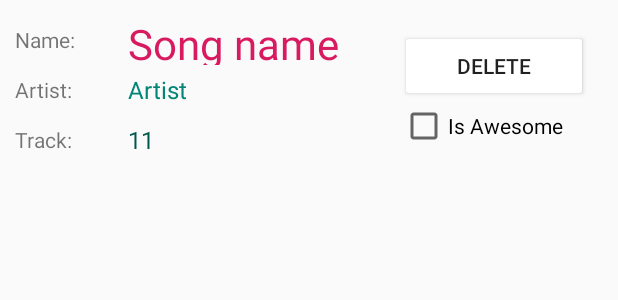
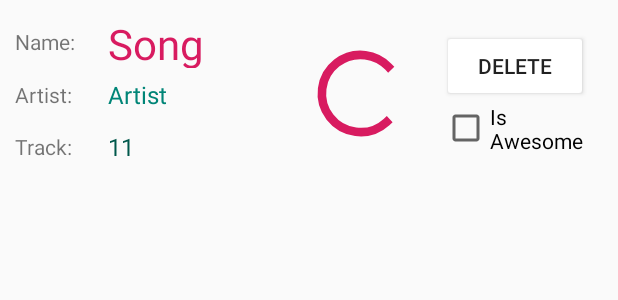
Before and after one commit to SunWuChoi/Android-Kotlin-Labs, an Android app: the layout song_view.xml on its own in the app's theme, with its tools: preview values and no code run, on a phone screen of 412 x 824 dp. Shown: the top 300 px of the screen. Run offline under Robolectric (Android 15) with nearby library versions, the phone set to English and light mode, and no system bars.

Commit message:
Added new song_view layout

```diff
--- a/app/src/main/res/layout/song_view.xml
+++ b/app/src/main/res/layout/song_view.xml
@@ -90,6 +90,27 @@
 
     </LinearLayout>
 
+    <FrameLayout
+        android:layout_width="0dp"
+        android:layout_height="125dp"
+        android:layout_weight="2">
+
+        <ProgressBar
+            android:id="@+id/iconProgress"
+            android:layout_width="match_parent"
+            android:layout_height="match_parent"
+            android:indeterminate="true"
+            android:visibility="visible" />
+
+        <ImageView
+            android:id="@+id/imageView"
+            android:layout_width="match_parent"
+            android:layout_height="wrap_content"
+            android:visibility="invisible"
+            tools:srcCompat="@tools:sample/avatars" />
+    </FrameLayout>
+
+
     <LinearLayout
         android:layout_width="0dp"
         android:layout_height="match_parent"
```
